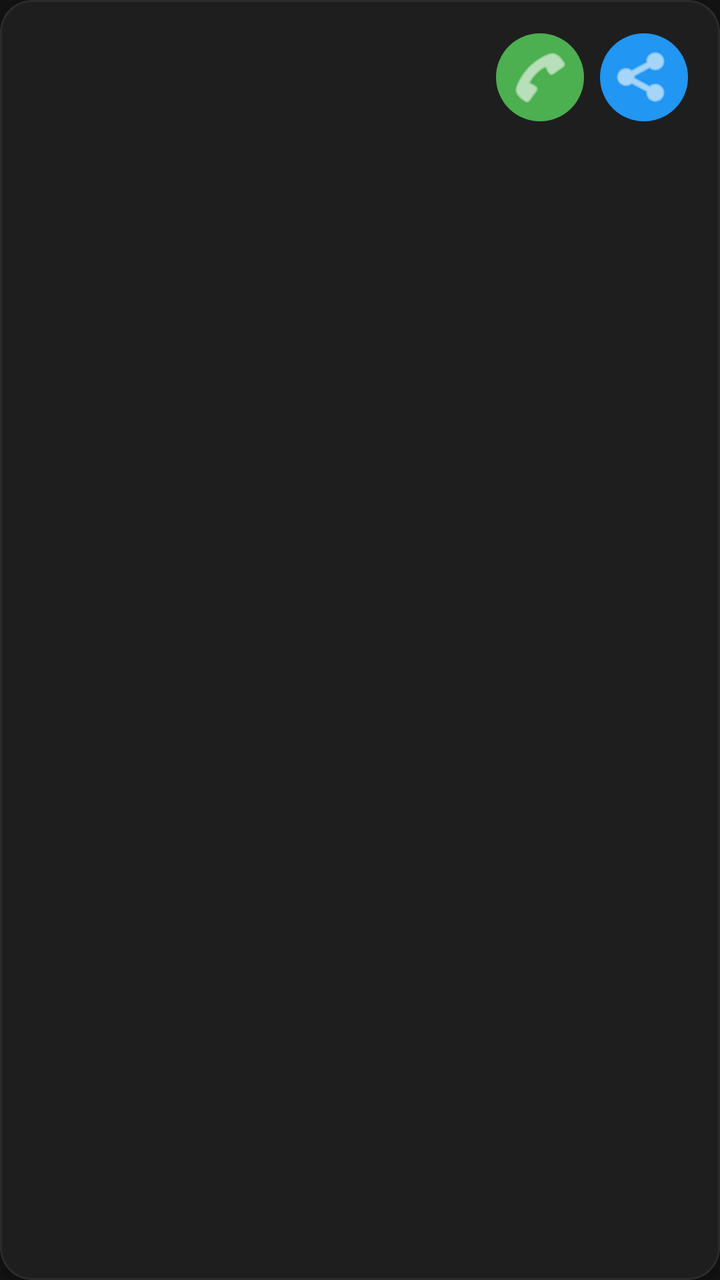
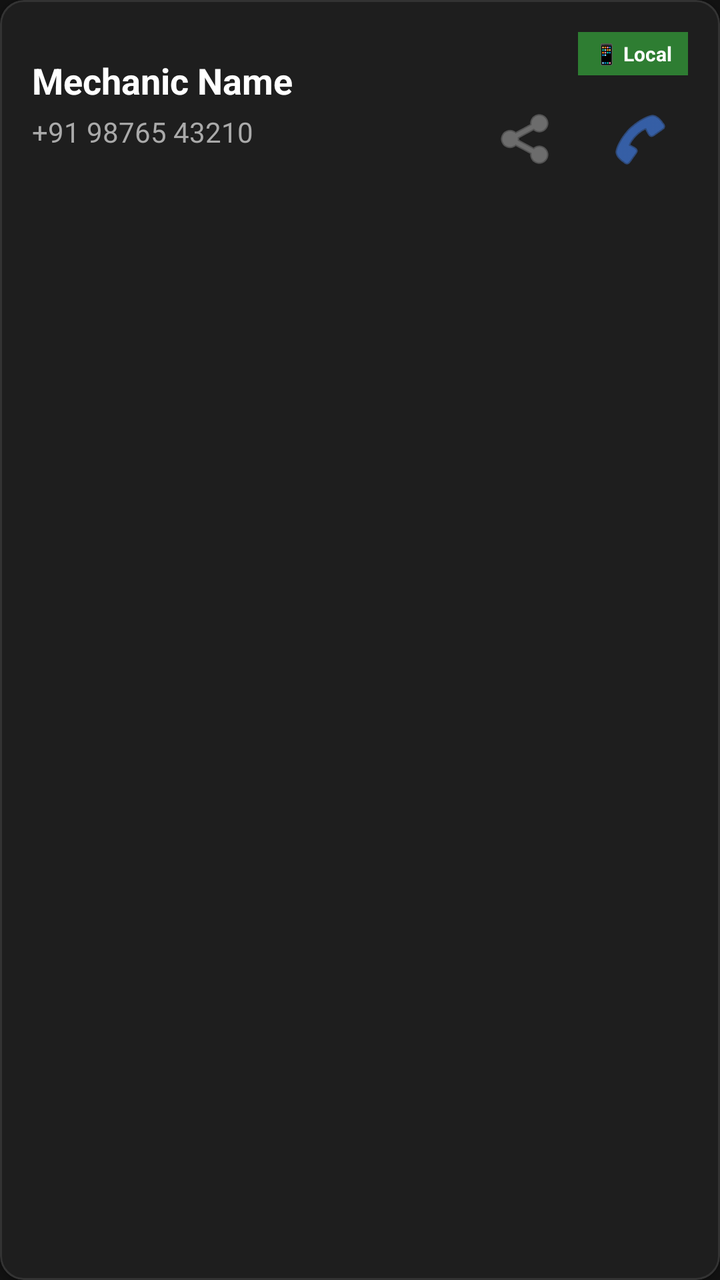

Compare the two renders of this Android layout. The source of the first and the diff that turns it into the second are given below.
<!-- AndroidManifest.xml: application theme Theme.FixitBhai -->
<!-- res/layout/item_contact.xml -->
<?xml version="1.0" encoding="utf-8"?>
<com.google.android.material.card.MaterialCardView
    xmlns:android="http://schemas.android.com/apk/res/android"
    xmlns:app="http://schemas.android.com/apk/res-auto"
    android:layout_width="match_parent"
    android:layout_height="wrap_content"
    android:layout_marginHorizontal="12dp"
    android:layout_marginVertical="6dp"
    app:cardBackgroundColor="#1E1E1E"
    app:cardCornerRadius="16dp"
    app:cardElevation="2dp"
    app:strokeColor="#2C2C2C"
    app:strokeWidth="1dp">

    <RelativeLayout
        android:layout_width="match_parent"
        android:layout_height="wrap_content"
        android:padding="16dp">

        
        <LinearLayout
            android:layout_width="match_parent"
            android:layout_height="wrap_content"
            android:layout_toStartOf="@id/layoutActions"
            android:layout_alignParentStart="true"
            android:layout_centerVertical="true"
            android:orientation="vertical">

            <TextView
                android:id="@+id/tvName"
                android:layout_width="wrap_content"
                android:layout_height="wrap_content"
                android:textColor="#FFFFFF"
                android:textSize="17sp"
                android:textStyle="bold"
                android:ellipsize="end"
                android:maxLines="1" />

            <TextView
                android:id="@+id/tvPhone"
                android:layout_width="wrap_content"
                android:layout_height="wrap_content"
                android:layout_marginTop="4dp"
                android:textColor="#A0A0A0"
                android:textSize="14sp" />
        </LinearLayout>

        
        <LinearLayout
            android:id="@+id/layoutActions"
            android:layout_width="wrap_content"
            android:layout_height="wrap_content"
            android:layout_alignParentEnd="true"
            android:layout_centerVertical="true"
            android:gravity="center_vertical"
            android:orientation="horizontal">

            
            <ImageButton
                android:id="@+id/btnCall"
                android:layout_width="44dp"
                android:layout_height="44dp"
                android:layout_marginEnd="8dp"
                android:background="@drawable/bg_action_button_call"
                android:contentDescription="Call Contact"
                android:padding="10dp"
                android:src="@android:drawable/ic_menu_call"
                app:tint="#FFFFFF" />

            
            <ImageButton
                android:id="@+id/btnShare"
                android:layout_width="44dp"
                android:layout_height="44dp"
                android:background="@drawable/bg_action_button_share"
                android:contentDescription="Share Contact"
                android:padding="10dp"
                android:src="@android:drawable/ic_menu_share"
                app:tint="#FFFFFF" />

        </LinearLayout>
    </RelativeLayout>
</com.google.android.material.card.MaterialCardView>
<!-- resources referenced by this layout -->
<resources>
  <!-- drawable bg_action_button_call (drawable) -->
  <?xml version="1.0" encoding="utf-8"?>
  <ripple xmlns:android="http://schemas.android.com/apk/res/android"
      android:color="#80FFFFFF">
      <item>
          <shape android:shape="oval">
              <solid android:color="#4CAF50" />
          </shape>
      </item>
  </ripple>
  <!-- drawable bg_action_button_share (drawable) -->
  <?xml version="1.0" encoding="utf-8"?>
  <ripple xmlns:android="http://schemas.android.com/apk/res/android"
      android:color="#80FFFFFF">
      <item>
          <shape android:shape="oval">
              <solid android:color="#2196F3" />
          </shape>
      </item>
  </ripple>
  <style name="Theme.FixitBhai" parent="Theme.MaterialComponents.DayNight.NoActionBar">
          
          <item name="colorPrimary">#0F62FE</item>
          <item name="colorPrimaryVariant">#0043CE</item>
          <item name="colorOnPrimary">#FFFFFF</item>
  
          
          <item name="colorSecondary">#4589FF</item>
          <item name="colorSecondaryVariant">#002D9C</item>
          <item name="colorOnSecondary">#FFFFFF</item>
  
          
          <item name="android:windowBackground">#121212</item>
          <item name="colorSurface">#1E1E1E</item>
          <item name="colorOnSurface">#FFFFFF</item>
  
          
          <item name="android:statusBarColor">#121212</item>
          <item name="android:navigationBarColor">#121212</item>
      </style>
</resources>

<!-- the commit's change to res/layout/item_contact.xml (unified diff, before → after) -->
@@ -1,15 +1,15 @@
 <?xml version="1.0" encoding="utf-8"?>
-<com.google.android.material.card.MaterialCardView
-    xmlns:android="http://schemas.android.com/apk/res/android"
+<com.google.android.material.card.MaterialCardView xmlns:android="http://schemas.android.com/apk/res/android"
     xmlns:app="http://schemas.android.com/apk/res-auto"
+    android:id="@+id/cardContact"
     android:layout_width="match_parent"
     android:layout_height="wrap_content"
-    android:layout_marginHorizontal="12dp"
+    android:layout_marginHorizontal="4dp"
     android:layout_marginVertical="6dp"
     app:cardBackgroundColor="#1E1E1E"
-    app:cardCornerRadius="16dp"
+    app:cardCornerRadius="12dp"
     app:cardElevation="2dp"
-    app:strokeColor="#2C2C2C"
+    app:strokeColor="#333333"
     app:strokeWidth="1dp">
 
     <RelativeLayout
@@ -18,66 +18,75 @@
         android:padding="16dp">
 
         
+        <TextView
+            android:id="@+id/tvSourceBadge"
+            android:layout_width="wrap_content"
+            android:layout_height="wrap_content"
+            android:layout_alignParentEnd="true"
+            android:layout_alignParentTop="true"
+            android:background="#2E7D32"
+            android:paddingHorizontal="8dp"
+            android:paddingVertical="4dp"
+            android:text="📱 Local"
+            android:textColor="#FFFFFF"
+            android:textSize="10sp"
+            android:textStyle="bold"
+            app:cornerRadius="4dp" />
+
         <LinearLayout
-            android:layout_width="match_parent"
+            android:layout_width="wrap_content"
             android:layout_height="wrap_content"
-            android:layout_toStartOf="@id/layoutActions"
             android:layout_alignParentStart="true"
-            android:layout_centerVertical="true"
+            android:layout_toStartOf="@id/actionButtonsContainer"
+            android:layout_below="@id/tvSourceBadge"
+            android:layout_marginTop="-10dp"
             android:orientation="vertical">
 
             <TextView
                 android:id="@+id/tvName"
                 android:layout_width="wrap_content"
                 android:layout_height="wrap_content"
+                android:text="Mechanic Name"
                 android:textColor="#FFFFFF"
-                android:textSize="17sp"
-                android:textStyle="bold"
-                android:ellipsize="end"
-                android:maxLines="1" />
+                android:textSize="18sp"
+                android:textStyle="bold" />
 
             <TextView
                 android:id="@+id/tvPhone"
                 android:layout_width="wrap_content"
                 android:layout_height="wrap_content"
                 android:layout_marginTop="4dp"
-                android:textColor="#A0A0A0"
+                android:text="+91 98765 43210"
+                android:textColor="#AAAAAA"
                 android:textSize="14sp" />
         </LinearLayout>
 
         
         <LinearLayout
-            android:id="@+id/layoutActions"
+            android:id="@+id/actionButtonsContainer"
             android:layout_width="wrap_content"
             android:layout_height="wrap_content"
             android:layout_alignParentEnd="true"
-            android:layout_centerVertical="true"
-            android:gravity="center_vertical"
+            android:layout_below="@id/tvSourceBadge"
+            android:layout_marginTop="8dp"
             android:orientation="horizontal">
 
-            
+            <ImageButton
+                android:id="@+id/btnShare"
+                android:layout_width="48dp"
+                android:layout_height="48dp"
+                android:background="?attr/selectableItemBackgroundBorderless"
+                android:src="@android:drawable/ic_menu_share"
+                app:tint="#A0A0A0" />
+
             <ImageButton
                 android:id="@+id/btnCall"
-                android:layout_width="44dp"
-                android:layout_height="44dp"
-                android:layout_marginEnd="8dp"
-                android:background="@drawable/bg_action_button_call"
-                android:contentDescription="Call Contact"
-                android:padding="10dp"
+                android:layout_width="48dp"
+                android:layout_height="48dp"
+                android:layout_marginStart="8dp"
+                android:background="?attr/selectableItemBackgroundBorderless"
                 android:src="@android:drawable/ic_menu_call"
-                app:tint="#FFFFFF" />
-
-            
-            <ImageButton
-                android:id="@+id/btnShare"
-                android:layout_width="44dp"
-                android:layout_height="44dp"
-                android:background="@drawable/bg_action_button_share"
-                android:contentDescription="Share Contact"
-                android:padding="10dp"
-                android:src="@android:drawable/ic_menu_share"
-                app:tint="#FFFFFF" />
-
+                app:tint="#4589FF" />
         </LinearLayout>
     </RelativeLayout>
 </com.google.android.material.card.MaterialCardView>
<!-- resource entries referenced after the edit -->
@@ -1,25 +1,5 @@
 <!-- resources referenced by this layout -->
 <resources>
-  <!-- drawable bg_action_button_call (drawable) -->
-  <?xml version="1.0" encoding="utf-8"?>
-  <ripple xmlns:android="http://schemas.android.com/apk/res/android"
-      android:color="#80FFFFFF">
-      <item>
-          <shape android:shape="oval">
-              <solid android:color="#4CAF50" />
-          </shape>
-      </item>
-  </ripple>
-  <!-- drawable bg_action_button_share (drawable) -->
-  <?xml version="1.0" encoding="utf-8"?>
-  <ripple xmlns:android="http://schemas.android.com/apk/res/android"
-      android:color="#80FFFFFF">
-      <item>
-          <shape android:shape="oval">
-              <solid android:color="#2196F3" />
-          </shape>
-      </item>
-  </ripple>
   <style name="Theme.FixitBhai" parent="Theme.MaterialComponents.DayNight.NoActionBar">
           
           <item name="colorPrimary">#0F62FE</item>
